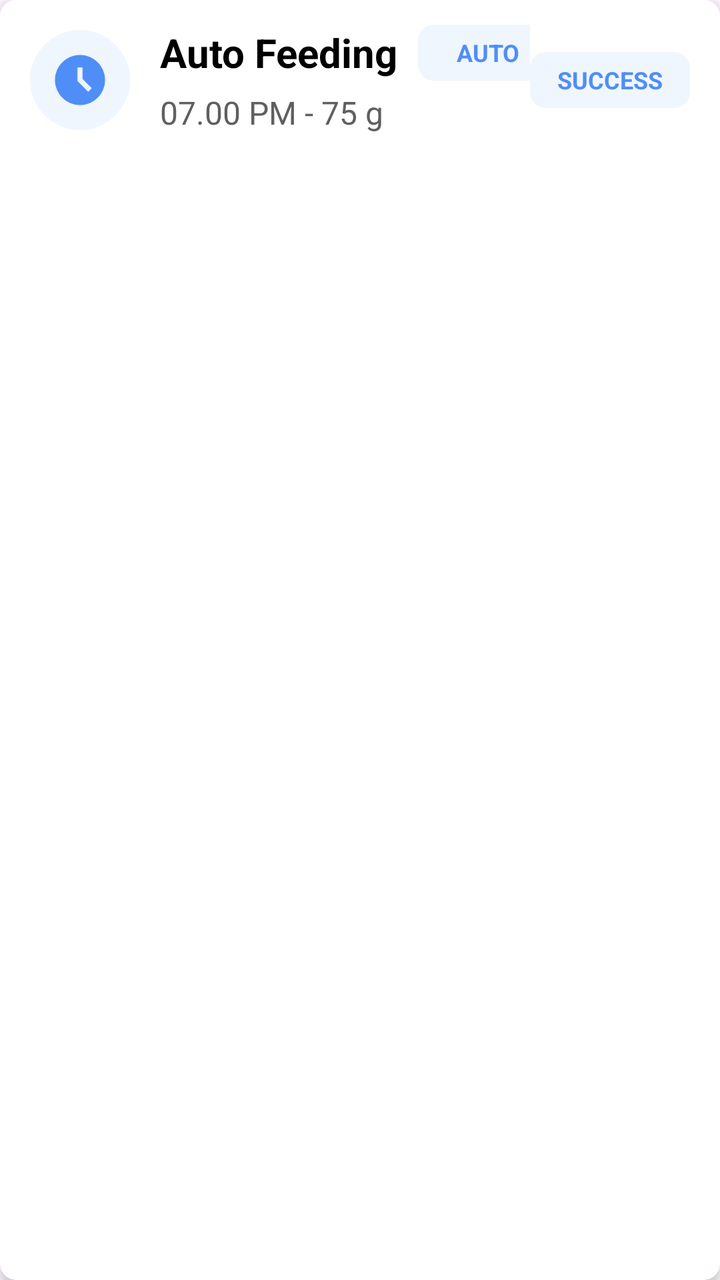
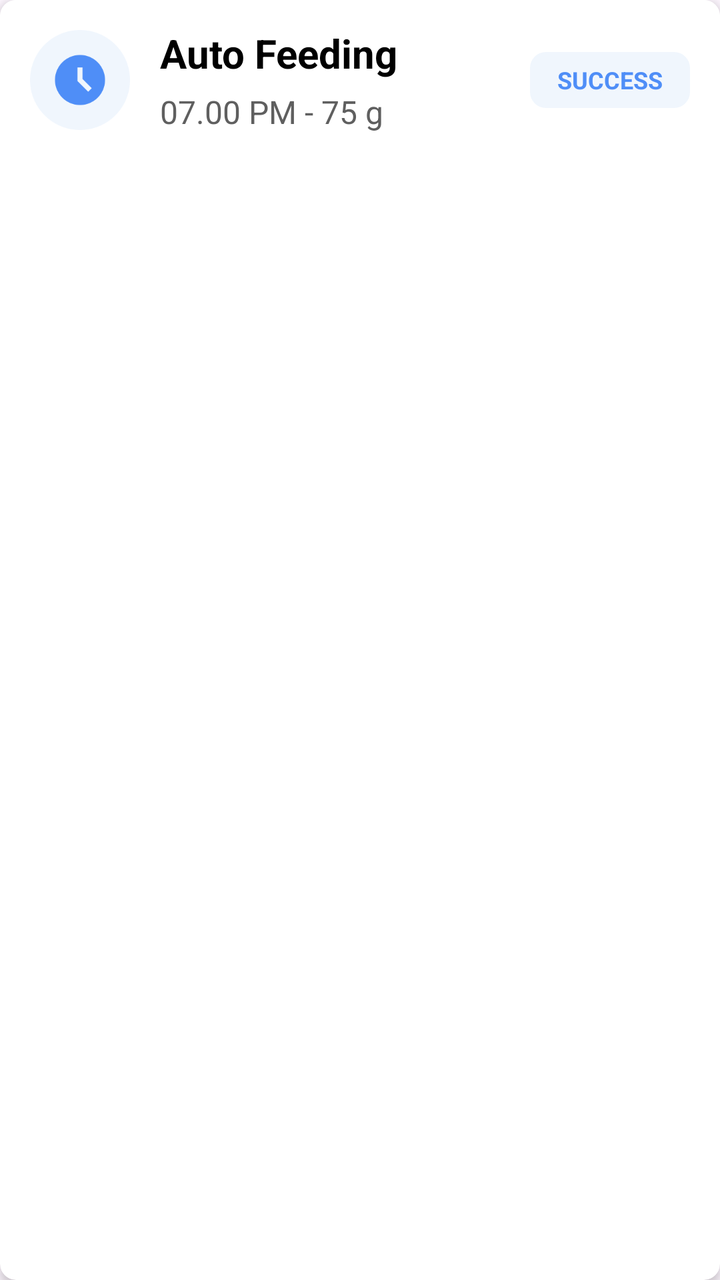

Two renders of the same Android screen: before a commit and after it. Below are the layout's source before the change and the commit's diff.
<!-- AndroidManifest.xml: application theme Theme.PawFeeder -->
<!-- res/layout/layout_history.xml -->
<?xml version="1.0" encoding="utf-8"?>
<androidx.cardview.widget.CardView
    xmlns:android="http://schemas.android.com/apk/res/android"
    xmlns:app="http://schemas.android.com/apk/res-auto"
    android:layout_width="match_parent"
    android:layout_height="wrap_content"
    android:layout_margin="8dp"
    app:cardCornerRadius="8dp"
    app:cardElevation="3dp">

    <LinearLayout
        android:layout_width="match_parent"
        android:layout_height="wrap_content"
        android:orientation="horizontal"
        android:background="@android:color/white">

        <ImageView
            android:id="@+id/btnDone"
            android:layout_width="80dp"
            android:layout_height="80dp"
            android:src="@drawable/clock2"
            android:padding="15dp"
            android:scaleType="centerInside" />

        <LinearLayout
            android:layout_width="match_parent"
            android:layout_height="match_parent"
            android:paddingRight="15dp"
            android:orientation="horizontal">
            <LinearLayout
                android:layout_width="wrap_content"
                android:layout_height="55dp"
                android:layout_weight="1"
                android:orientation="vertical"
                android:layout_gravity="center_vertical"
                android:gravity="center_vertical">

                <LinearLayout
                    android:layout_width="wrap_content"
                    android:layout_height="wrap_content"
                    android:orientation="horizontal"
                    android:gravity="center_vertical">

                    <TextView
                        android:id="@+id/txvTitle"
                        android:layout_width="wrap_content"
                        android:layout_height="wrap_content"
                        android:layout_marginRight="10dp"
                        android:text="Auto Feeding"
                        android:textSize="20sp"
                        android:textStyle="bold"
                        android:textColor="@color/black"/>

                    <TextView
                        android:id="@+id/txvMode"
                        android:layout_width="70dp"
                        android:layout_height="28dp"
                        android:gravity="center"
                        android:text="AUTO"
                        android:textColor="#4F8EF7"
                        android:textStyle="bold"
                        android:textSize="12sp"
                        android:background="@drawable/bg_badge_blue"/>
                </LinearLayout>

                <TextView
                    android:id="@+id/txvDescription"
                    android:layout_width="match_parent"
                    android:layout_height="wrap_content"
                    android:textSize="16sp"
                    android:layout_marginTop="5dp"
                    android:text="07.00 PM - 75 g"
                    android:textColor="@color/dark_gray"/>
            </LinearLayout>

            <TextView
                android:id="@+id/txvStatus"
                android:layout_width="80dp"
                android:layout_height="28dp"
                android:gravity="center"
                android:text="SUCCESS"
                android:layout_gravity="center_vertical|end"
                android:textStyle="bold"
                android:textColor="#4F8EF7"
                android:textSize="12sp"
                android:background="@drawable/bg_badge_blue"/>
        </LinearLayout>

    </LinearLayout>
</androidx.cardview.widget.CardView>
<!-- resources referenced by this layout -->
<resources>
  <color name="black">#FF000000</color>
  <color name="dark_gray">#5F5F5F</color>
  <!-- drawable bg_badge_blue (drawable) -->
  <shape xmlns:android="http://schemas.android.com/apk/res/android">
      <solid android:color="#F0F6FD"/>
      <corners android:radius="8dp"/>
  </shape>
  <!-- drawable clock2: png bitmap (drawable, 4836 bytes) -->
  <style name="Theme.PawFeeder" parent="Base.Theme.PawFeeder" />
  <style name="Base.Theme.PawFeeder" parent="Theme.Material3.DayNight.NoActionBar">
          
          
      </style>
</resources>

<!-- the commit's change to res/layout/layout_history.xml (unified diff, before → after) -->
@@ -15,7 +15,7 @@
         android:background="@android:color/white">
 
         <ImageView
-            android:id="@+id/btnDone"
+            android:id="@+id/imgIcon"
             android:layout_width="80dp"
             android:layout_height="80dp"
             android:src="@drawable/clock2"
@@ -51,16 +51,6 @@
                         android:textStyle="bold"
                         android:textColor="@color/black"/>
 
-                    <TextView
-                        android:id="@+id/txvMode"
-                        android:layout_width="70dp"
-                        android:layout_height="28dp"
-                        android:gravity="center"
-                        android:text="AUTO"
-                        android:textColor="#4F8EF7"
-                        android:textStyle="bold"
-                        android:textSize="12sp"
-                        android:background="@drawable/bg_badge_blue"/>
                 </LinearLayout>
 
                 <TextView
